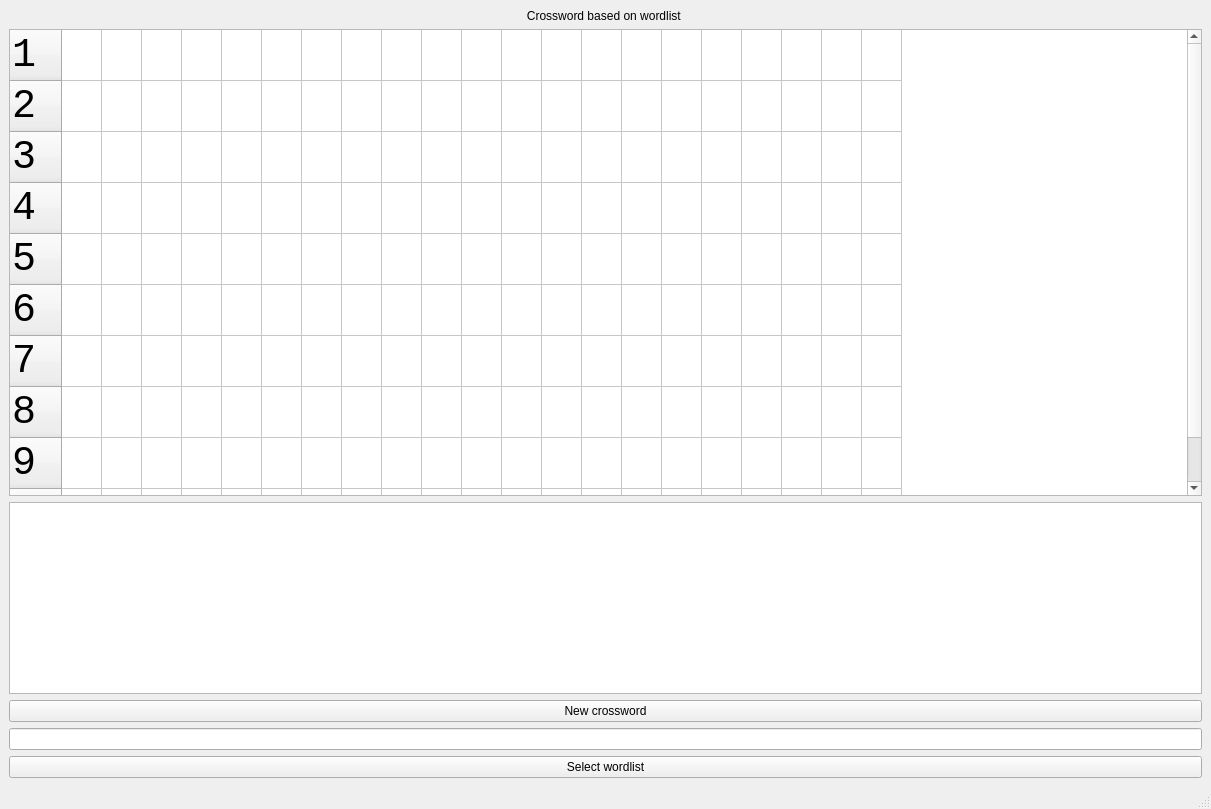
First picture: the form in crosswords.ui, repository HubertK05/x-infinity, before the edit.
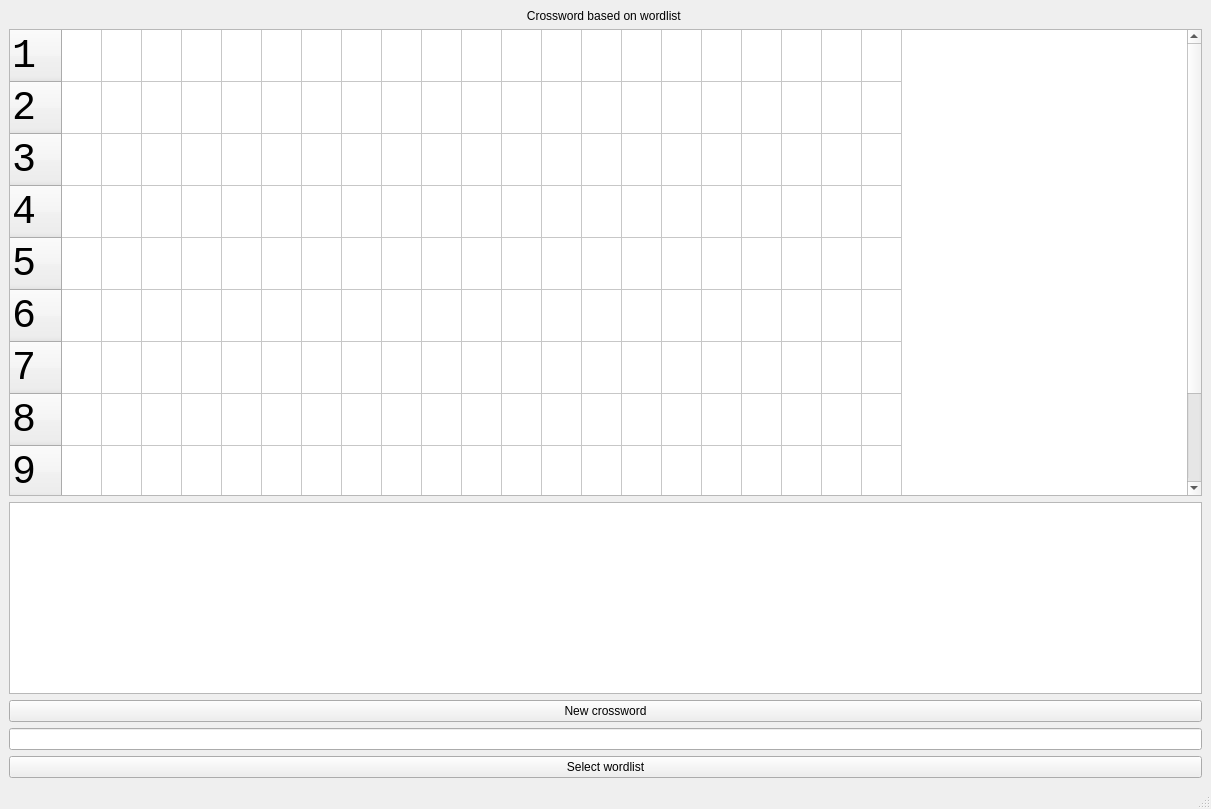
Second picture: the form after the edit.

Commit message: Update crosswords UI skeleton

Patch:
```diff
--- a/crosswords.ui
+++ b/crosswords.ui
@@ -63,7 +63,7 @@
          <bool>true</bool>
         </attribute>
         <attribute name="verticalHeaderDefaultSectionSize">
-         <number>40</number>
+         <number>52</number>
         </attribute>
         <row/>
         <row/>
```
Left out of the diff: 2 changed lines with no effect on the pictures. The commit also changes 1 other file.
